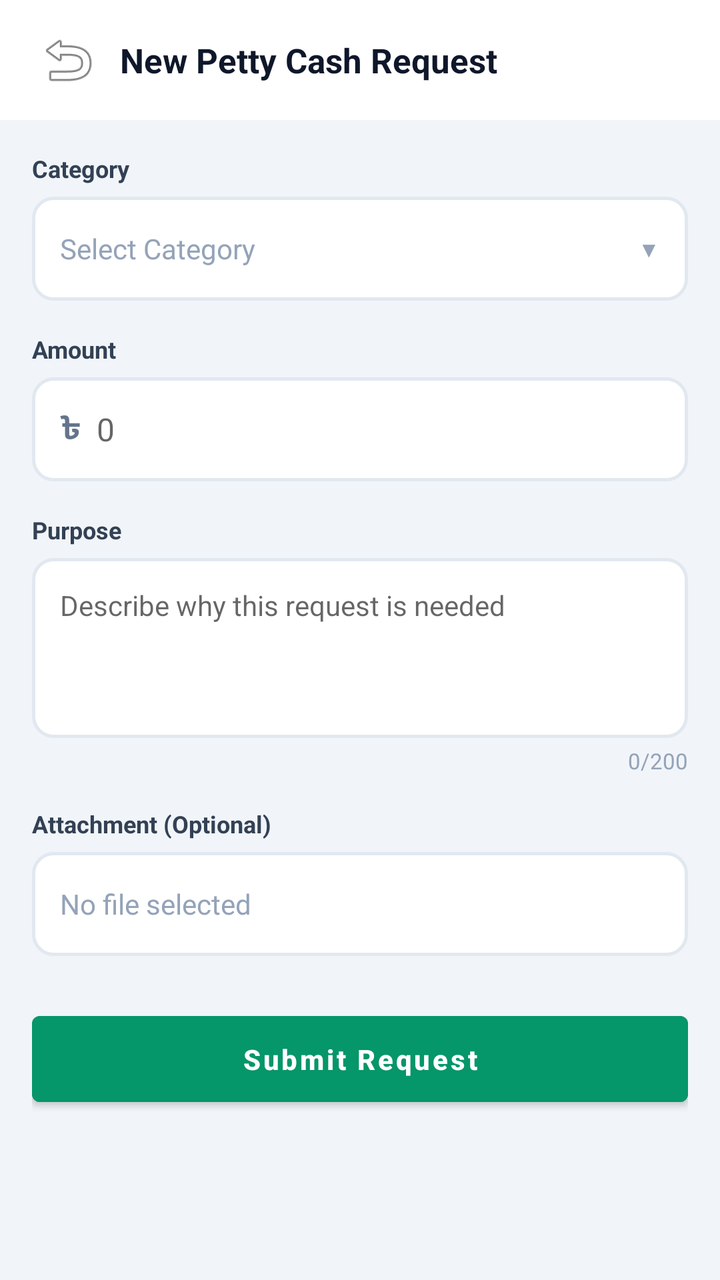
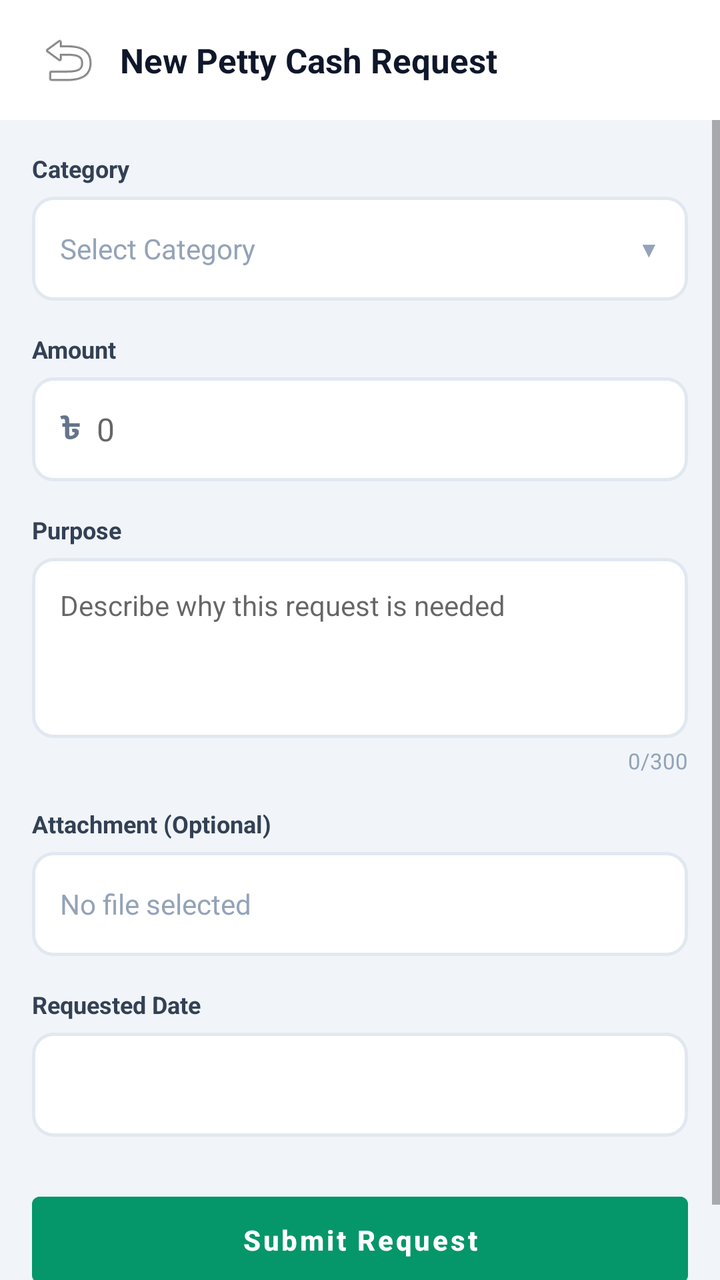

Two renders of the same Android screen: before a commit and after it. Below are the layout's source before the change and the commit's diff.
<!-- AndroidManifest.xml: application theme Theme.DataBridge -->
<!-- res/layout/fragment_petty_cash_request_create.xml -->
<?xml version="1.0" encoding="utf-8"?>
<FrameLayout
    xmlns:android="http://schemas.android.com/apk/res/android"
    xmlns:app="http://schemas.android.com/apk/res-auto"
    android:layout_width="match_parent"
    android:layout_height="match_parent"
    android:background="#F1F5F9">

    <LinearLayout
        android:layout_width="match_parent"
        android:layout_height="match_parent"
        android:orientation="vertical">

        
        <LinearLayout
            android:layout_width="match_parent"
            android:layout_height="wrap_content"
            android:orientation="horizontal"
            android:gravity="center_vertical"
            android:paddingHorizontal="16dp"
            android:paddingVertical="12dp"
            android:background="#FFFFFF">

            <ImageButton
                android:id="@+id/btnPcRequestCreateBack"
                android:layout_width="36dp"
                android:layout_height="36dp"
                android:src="@android:drawable/ic_menu_revert"
                android:background="?attr/selectableItemBackgroundBorderless"
                android:contentDescription="Back" />

            <TextView
                android:id="@+id/tvPcRequestCreateTitle"
                android:layout_width="0dp"
                android:layout_weight="1"
                android:layout_height="wrap_content"
                android:text="New Petty Cash Request"
                android:textSize="17sp"
                android:textStyle="bold"
                android:textColor="#0F172A"
                android:layout_marginStart="8dp" />
        </LinearLayout>

        <ScrollView
            android:layout_width="match_parent"
            android:layout_height="0dp"
            android:layout_weight="1"
            android:fillViewport="true"
            android:clipToPadding="false"
            android:paddingBottom="16dp">

            <LinearLayout
                android:layout_width="match_parent"
                android:layout_height="wrap_content"
                android:orientation="vertical"
                android:padding="16dp">

                
                <TextView
                    android:layout_width="wrap_content"
                    android:layout_height="wrap_content"
                    android:text="Category"
                    android:textSize="12sp"
                    android:textStyle="bold"
                    android:textColor="#334155" />

                <LinearLayout
                    android:id="@+id/layoutPcRequestCategory"
                    android:layout_width="match_parent"
                    android:layout_height="52dp"
                    android:orientation="horizontal"
                    android:gravity="center_vertical"
                    android:layout_marginTop="6dp"
                    android:background="@drawable/bg_pc_input"
                    android:paddingHorizontal="14dp"
                    android:clickable="true"
                    android:focusable="true">

                    <TextView
                        android:id="@+id/tvPcRequestCategorySelected"
                        android:layout_width="0dp"
                        android:layout_weight="1"
                        android:layout_height="wrap_content"
                        android:text="Select Category"
                        android:textSize="14sp"
                        android:textColor="#94A3B8" />

                    <TextView
                        android:layout_width="wrap_content"
                        android:layout_height="wrap_content"
                        android:text="\u25BC"
                        android:textSize="11sp"
                        android:textColor="#94A3B8" />
                </LinearLayout>

                
                <LinearLayout
                    android:id="@+id/groupPcRequestConsignment"
                    android:layout_width="match_parent"
                    android:layout_height="wrap_content"
                    android:orientation="vertical"
                    android:visibility="gone">

                    <TextView
                        android:layout_width="wrap_content"
                        android:layout_height="wrap_content"
                        android:text="Consignment ID"
                        android:textSize="12sp"
                        android:textStyle="bold"
                        android:textColor="#334155"
                        android:layout_marginTop="16dp" />

                    <EditText
                        android:id="@+id/etPcRequestConsignmentId"
                        android:layout_width="match_parent"
                        android:layout_height="52dp"
                        android:layout_marginTop="6dp"
                        android:background="@drawable/bg_pc_input"
                        android:hint="Enter consignment ID"
                        android:textSize="14sp"
                        android:textColor="#0F172A"
                        android:paddingHorizontal="14dp"
                        android:maxLines="1"
                        android:inputType="text" />
                </LinearLayout>

                
                <LinearLayout
                    android:id="@+id/groupPcRequestMerchant"
                    android:layout_width="match_parent"
                    android:layout_height="wrap_content"
                    android:orientation="vertical"
                    android:visibility="gone">

                    <TextView
                        android:layout_width="wrap_content"
                        android:layout_height="wrap_content"
                        android:text="Merchant Name"
                        android:textSize="12sp"
                        android:textStyle="bold"
                        android:textColor="#334155"
                        android:layout_marginTop="16dp" />

                    <LinearLayout
                        android:id="@+id/layoutPcRequestMerchant"
                        android:layout_width="match_parent"
                        android:layout_height="52dp"
                        android:orientation="horizontal"
                        android:gravity="center_vertical"
                        android:layout_marginTop="6dp"
                        android:background="@drawable/bg_pc_input"
                        android:paddingHorizontal="14dp"
                        android:clickable="true"
                        android:focusable="true">

                        <TextView
                            android:id="@+id/tvPcRequestMerchantSelected"
                            android:layout_width="0dp"
                            android:layout_weight="1"
                            android:layout_height="wrap_content"
                            android:text="Select Merchant"
                            android:textSize="14sp"
                            android:textColor="#94A3B8" />

                        <TextView
                            android:layout_width="wrap_content"
                            android:layout_height="wrap_content"
                            android:text="\u25BC"
                            android:textSize="11sp"
                            android:textColor="#94A3B8" />
                    </LinearLayout>
                </LinearLayout>

                
                <TextView
                    android:layout_width="wrap_content"
                    android:layout_height="wrap_content"
                    android:text="Amount"
                    android:textSize="12sp"
                    android:textStyle="bold"
                    android:textColor="#334155"
                    android:layout_marginTop="16dp" />

                <LinearLayout
                    android:layout_width="match_parent"
                    android:layout_height="wrap_content"
                    android:orientation="horizontal"
                    android:gravity="center_vertical"
                    android:layout_marginTop="6dp"
                    android:background="@drawable/bg_pc_input"
                    android:paddingHorizontal="14dp">

                    <TextView
                        android:layout_width="wrap_content"
                        android:layout_height="wrap_content"
                        android:text="\u09F3"
                        android:textSize="16sp"
                        android:textStyle="bold"
                        android:textColor="#64748B" />

                    <EditText
                        android:id="@+id/etPcRequestAmount"
                        android:layout_width="0dp"
                        android:layout_weight="1"
                        android:layout_height="52dp"
                        android:background="@android:color/transparent"
                        android:inputType="numberDecimal"
                        android:hint="0"
                        android:textSize="16sp"
                        android:textColor="#0F172A"
                        android:paddingStart="8dp"
                        android:maxLines="1" />
                </LinearLayout>

                
                <TextView
                    android:layout_width="wrap_content"
                    android:layout_height="wrap_content"
                    android:text="Purpose"
                    android:textSize="12sp"
                    android:textStyle="bold"
                    android:textColor="#334155"
                    android:layout_marginTop="16dp" />

                <EditText
                    android:id="@+id/etPcRequestPurpose"
                    android:layout_width="match_parent"
                    android:layout_height="90dp"
                    android:layout_marginTop="6dp"
                    android:background="@drawable/bg_pc_input"
                    android:hint="Describe why this request is needed"
                    android:textSize="14sp"
                    android:textColor="#0F172A"
                    android:padding="14dp"
                    android:gravity="top"
                    android:maxLength="200"
                    android:inputType="textMultiLine" />

                <TextView
                    android:id="@+id/tvPcRequestPurposeCount"
                    android:layout_width="wrap_content"
                    android:layout_height="wrap_content"
                    android:layout_gravity="end"
                    android:layout_marginTop="4dp"
                    android:text="0/200"
                    android:textSize="11sp"
                    android:textColor="#94A3B8" />

                
                <TextView
                    android:layout_width="wrap_content"
                    android:layout_height="wrap_content"
                    android:text="Attachment (Optional)"
                    android:textSize="12sp"
                    android:textStyle="bold"
                    android:textColor="#334155"
                    android:layout_marginTop="16dp" />

                <LinearLayout
                    android:id="@+id/layoutPcRequestAttachment"
                    android:layout_width="match_parent"
                    android:layout_height="52dp"
                    android:orientation="horizontal"
                    android:gravity="center_vertical"
                    android:layout_marginTop="6dp"
                    android:background="@drawable/bg_pc_input"
                    android:paddingHorizontal="14dp"
                    android:clickable="true"
                    android:focusable="true">

                    <TextView
                        android:id="@+id/tvPcRequestAttachmentName"
                        android:layout_width="0dp"
                        android:layout_weight="1"
                        android:layout_height="wrap_content"
                        android:text="No file selected"
                        android:textSize="14sp"
                        android:textColor="#94A3B8" />

                    <TextView
                        android:layout_width="wrap_content"
                        android:layout_height="wrap_content"
                        android:text="\uD83D\uDCCE"
                        android:textSize="16sp" />
                </LinearLayout>

                
                <Button
                    android:id="@+id/btnPcRequestSubmit"
                    android:layout_width="match_parent"
                    android:layout_height="wrap_content"
                    android:layout_marginTop="24dp"
                    android:text="Submit Request"
                    android:textAllCaps="false"
                    android:textStyle="bold"
                    android:textColor="#FFFFFF"
                    android:backgroundTint="#059669"
                    android:paddingVertical="12dp" />

            </LinearLayout>
        </ScrollView>
    </LinearLayout>
</FrameLayout>
<!-- resources referenced by this layout -->
<resources>
  <!-- drawable bg_pc_input (drawable) -->
  <?xml version="1.0" encoding="utf-8"?>
  <shape xmlns:android="http://schemas.android.com/apk/res/android"
      android:shape="rectangle">
      <solid android:color="#FFFFFF" />
      <stroke android:width="1.5dp" android:color="#E2E8F0" />
      <corners android:radius="10dp" />
  </shape>
  <style name="Theme.DataBridge" parent="Theme.MaterialComponents.DayNight.NoActionBar">
      <item name="colorPrimary">#00d4ff</item>
      <item name="colorPrimaryVariant">#16213e</item>
      <item name="colorOnPrimary">#ffffff</item>
      <item name="colorSecondary">#00d4ff</item>
      <item name="android:statusBarColor">#1a1a2e</item>
  </style>
</resources>

<!-- the commit's change to res/layout/fragment_petty_cash_request_create.xml (unified diff, before → after) -->
@@ -233,7 +233,7 @@
                     android:textColor="#0F172A"
                     android:padding="14dp"
                     android:gravity="top"
-                    android:maxLength="200"
+                    android:maxLength="300"
                     android:inputType="textMultiLine" />
 
                 <TextView
@@ -242,7 +242,7 @@
                     android:layout_height="wrap_content"
                     android:layout_gravity="end"
                     android:layout_marginTop="4dp"
-                    android:text="0/200"
+                    android:text="0/300"
                     android:textSize="11sp"
                     android:textColor="#94A3B8" />
 
@@ -282,6 +282,43 @@
                         android:layout_height="wrap_content"
                         android:text="\uD83D\uDCCE"
                         android:textSize="16sp" />
+                </LinearLayout>
+
+                
+                <TextView
+                    android:layout_width="wrap_content"
+                    android:layout_height="wrap_content"
+                    android:text="Requested Date"
+                    android:textSize="12sp"
+                    android:textStyle="bold"
+                    android:textColor="#334155"
+                    android:layout_marginTop="16dp" />
+
+                <LinearLayout
+                    android:id="@+id/layoutPcRequestDate"
+                    android:layout_width="match_parent"
+                    android:layout_height="52dp"
+                    android:orientation="horizontal"
+                    android:gravity="center_vertical"
+                    android:layout_marginTop="6dp"
+                    android:background="@drawable/bg_pc_input"
+                    android:paddingHorizontal="14dp"
+                    android:clickable="true"
+                    android:focusable="true">
+
+                    <TextView
+                        android:id="@+id/tvPcRequestDateSelected"
+                        android:layout_width="0dp"
+                        android:layout_weight="1"
+                        android:layout_height="wrap_content"
+                        android:textSize="14sp"
+                        android:textColor="#0F172A" />
+
+                    <TextView
+                        android:layout_width="wrap_content"
+                        android:layout_height="wrap_content"
+                        android:text="\uD83D\uDCC5"
+                        android:textSize="14sp" />
                 </LinearLayout>
 
                 
